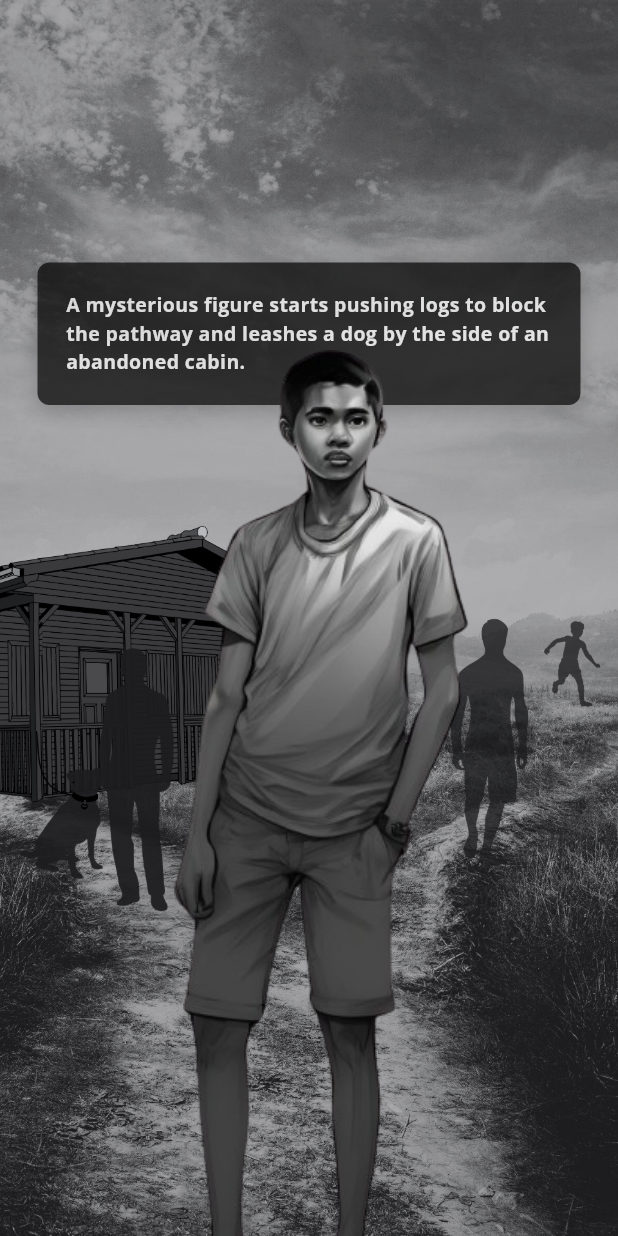
After one commit to afgeloo/Final_Invitation, a Flutter app: the Cabin screen opened directly, on a phone screen of 412 x 824 dp. The commit adds this screen. Run offline on Flutter 3.47's test engine with Material 3 defaults, Android fonts, the light colour scheme and no system bars; drawn by our look-alikes of animated_text_kit; our stand-ins replace google_fonts.

Commit message:
lans first commit

```diff
--- a/finalinvitation/analysis_options.yaml
+++ b/finalinvitation/analysis_options.yaml
@@ -7,7 +7,7 @@
 
 # The following line activates a set of recommended lints for Flutter apps,
 # packages, and plugins designed to encourage good coding practices.
-include: package:flutter_lints/flutter.yaml
+#include: package:flutter_lints/flutter.yaml
 
 linter:
   # The lint rules applied to this project can be customized in the
--- /dev/null
+++ b/finalinvitation/lib/Pages/Act3/cabin.dart
@@ -0,0 +1,185 @@
+import 'package:flutter/material.dart';
+import 'package:google_fonts/google_fonts.dart';
+import 'package:animated_text_kit/animated_text_kit.dart';
+
+class Cabin extends StatefulWidget {
+  const Cabin({Key? key}) : super(key: key);
+
+  @override
+  _CabinState createState() => _CabinState();
+}
+
+class _CabinState extends State<Cabin> {
+  int tapCount = 0;
+
+  void _handleTap() {
+    setState(() {
+      tapCount++;
+    });
+  }
+
+  @override
+  Widget build(BuildContext context) {
+    Widget content = Container();
+
+    if (tapCount == 0) {
+      content = AnimatedTextKit(
+        animatedTexts: [
+          TypewriterAnimatedText(
+            'A mysterious figure starts pushing logs to block the pathway and leashes a dog by the side of an abandoned cabin.',
+            textStyle: GoogleFonts.openSans(
+              fontSize: 13,
+              fontWeight: FontWeight.bold,
+              color: Colors.white,
+            ),
+            speed: Duration(milliseconds: 50), // Adjust typing speed here
+          ),
+        ],
+        totalRepeatCount: 1, // Animation plays only once
+        pause: Duration(milliseconds: 1000), // Pause after animation completes
+      );
+    } else if (tapCount == 1) {
+      content = Text(
+        'A mysterious figure starts pushing logs to block the pathway and leashes a dog by the side of an abandoned cabin.',
+        style: GoogleFonts.openSans(
+          fontSize: 13,
+          fontWeight: FontWeight.bold,
+          color: Colors.white,
+        ),
+      );
+    } else if (tapCount == 2) {
+      content = AnimatedTextKit(
+        animatedTexts: [
+          TypewriterAnimatedText(
+            'You have a vision of the future: a small child running into the woods, chased by a shadowy figure.',
+            textStyle: GoogleFonts.openSans(
+              fontSize: 13,
+              fontWeight: FontWeight.bold,
+              color: Colors.white,
+            ),
+            speed: Duration(milliseconds: 50), // Adjust typing speed here
+          ),
+        ],
+        totalRepeatCount: 1, // Animation plays only once
+        pause: Duration(milliseconds: 1000), // Pause after animation completes
+      );
+    } else if (tapCount == 3) {
+      content = Text(
+        'You have a vision of the future: a small child running into the woods, chased by a shadowy figure.',
+        style: GoogleFonts.openSans(
+          fontSize: 13,
+          fontWeight: FontWeight.bold,
+          color: Colors.white,
+        ),
+      );
+    }
+
+    return Scaffold(
+      body: GestureDetector(
+        onTap: _handleTap,
+        child: Container(
+          decoration: BoxDecoration(
+            color: Colors.white,
+            image: DecorationImage(
+              image: AssetImage("assets/images/gameplay3.png"),
+              fit: BoxFit.cover,
+              alignment: Alignment.centerRight,
+            ),
+          ),
+          child: Stack(
+            children: [
+              if (tapCount != 4)
+                Positioned(
+                  top: 150,
+                  left: 0,
+                  right: 0,
+                  child: Opacity(
+                    opacity: 0.7,
+                    child: Container(
+                      padding: EdgeInsets.all(19.0),
+                      margin: EdgeInsets.all(25.0),
+                      decoration: BoxDecoration(
+                        color: Colors.black,
+                        borderRadius: BorderRadius.circular(8.0),
+                        boxShadow: [
+                          BoxShadow(
+                            color: Colors.black26,
+                            blurRadius: 10.0,
+                            offset: Offset(0, 4),
+                          ),
+                        ],
+                      ),
+                      child: content,
+                    ),
+                  ),
+                ),
+              if (tapCount != 4)
+                Positioned(
+                  bottom: -100,
+                  left: 0,
+                  right: 0,
+                  child: Container(
+                    padding: EdgeInsets.symmetric(horizontal: 20, vertical: 10),
+                    child: Image.asset(
+                      'assets/images/main.png', // Provide your image path here
+                      width: 700, // Adjust width according to your needs
+                      height: 700, // Adjust height according to your needs
+                    ),
+                  ),
+                ),
+              if (tapCount == 4)
+                Positioned(
+                  top: 150,
+                  left: 0,
+                  right: 0,
+                  child: Column(
+                    mainAxisAlignment: MainAxisAlignment.spaceEvenly,
+                    children: [
+                      ElevatedButton(
+                        style: ElevatedButton.styleFrom(
+                          backgroundColor: Colors.black,
+                          shape: RoundedRectangleBorder(
+                              borderRadius: BorderRadius.circular(5.0),
+                              side: BorderSide(color: Colors.white, width: 1)),
+                          minimumSize: Size(270, 40), // Fixed width and height
+                        ),
+                        onPressed: () {},
+                        child: Text(
+                          'A. Follow the mysterious figure.',
+                          style: GoogleFonts.openSans(
+                            fontSize: 13,
+                            fontWeight: FontWeight.bold,
+                            color: Colors.white,
+                          ),
+                        ),
+                      ),
+                      ElevatedButton(
+                        style: ElevatedButton.styleFrom(
+                          backgroundColor: Colors.black,
+                          shape: RoundedRectangleBorder(
+                              borderRadius: BorderRadius.circular(5.0),
+                              side: BorderSide(color: Colors.white, width: 1)),
+                          minimumSize: Size(270, 40), // Fixed width and height
+                        ),
+                        onPressed: () {
+                          // Handle button 1 action
+                        },
+                        child: Text(
+                          'B. Inspect the dog and the cabin.',
+                          style: GoogleFonts.openSans(
+                            fontSize: 13,
+                            fontWeight: FontWeight.bold,
+                            color: Colors.white,
+                          ),
+                        ),
+                      ),
+                    ],
+                  ),
+                )
+            ],
+          ),
+        ),
+      ),
+    );
+  }
+}
--- a/finalinvitation/lib/Pages/MainMenu.dart
+++ b/finalinvitation/lib/Pages/MainMenu.dart
@@ -1,3 +1,4 @@
+import 'package:deadwhispers/Pages/Act3/gameplay3.dart';
 import 'package:flutter/material.dart';
 import 'package:flutter/services.dart'; // Import SystemNavigator
 
@@ -32,7 +33,7 @@ class MainMenu extends StatelessWidget {
                 // Navigate to the next page (play)
                 Navigator.push(
                   context,
-                  MaterialPageRoute(builder: (context) => Disclaimer()),
+                  MaterialPageRoute(builder: (context) => Gameplay3()),
                 );
               },
               child: Image.asset(
--- a/finalinvitation/pubspec.yaml
+++ b/finalinvitation/pubspec.yaml
@@ -35,6 +35,8 @@ dependencies:
   # The following adds the Cupertino Icons font to your application.
   # Use with the CupertinoIcons class for iOS style icons.
   cupertino_icons: ^1.0.6
+  google_fonts: ^6.2.1
+  animated_text_kit: ^4.2.1
 
 dev_dependencies:
   flutter_test:
@@ -45,7 +47,7 @@ dev_dependencies:
   # activated in the `analysis_options.yaml` file located at the root of your
   # package. See that file for information about deactivating specific lint
   # rules and activating additional ones.
-  flutter_lints: ^3.0.0
+  #flutter_lints: ^3.0.0
 
 # For information on the generic Dart part of this file, see the
 # following page: https://dart.dev/tools/pub/pubspec
```
Also changed, not shown: finalinvitation/lib/Pages/Act3/follow.dart (added, +183 -0 lines), finalinvitation/lib/Pages/Act3/gameplay3.dart (added, +196 -0 lines), finalinvitation/assets/images/30.png (added), finalinvitation/assets/images/follow_figure.png (added), finalinvitation/assets/images/gameplay3.png (added), finalinvitation/assets/images/main.png (added), finalinvitation/pubspec.lock, 1 other file.
